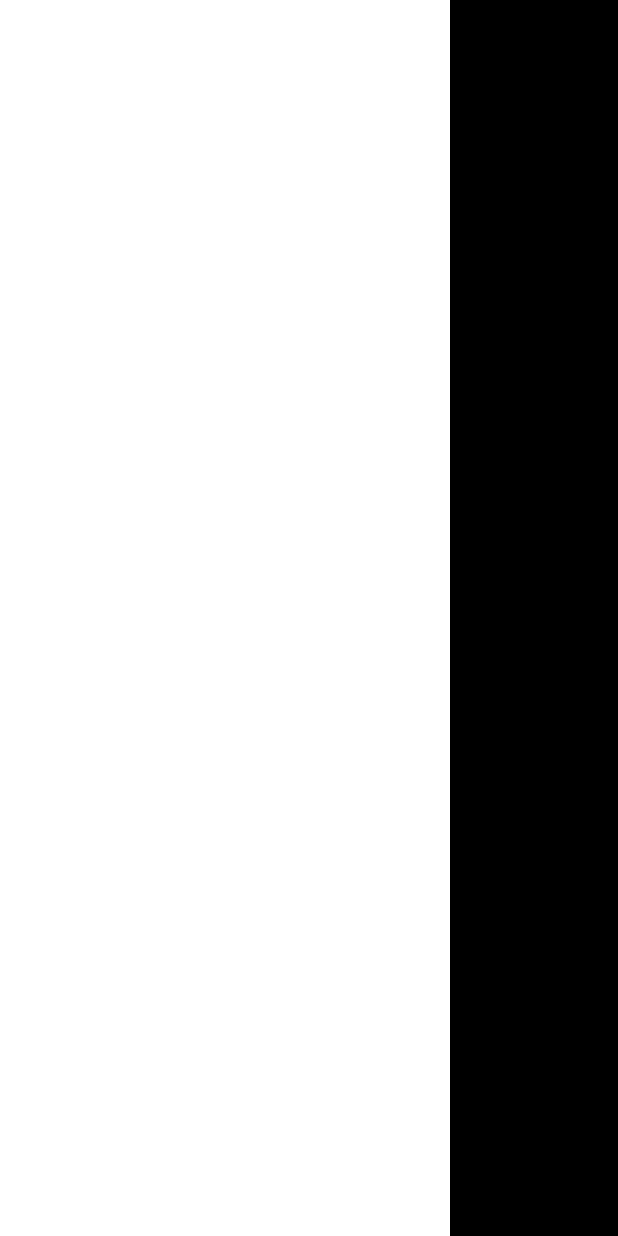
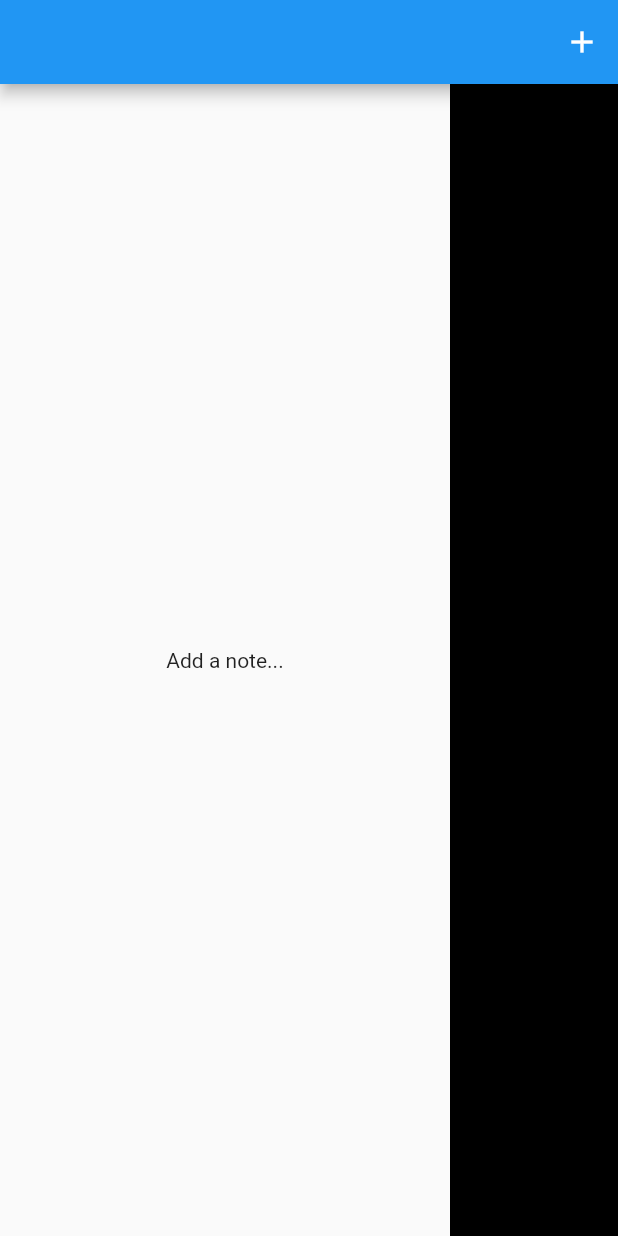
Before and after one commit to TDuffinNTU/Gnotes, a Flutter app: the screen it shows after launch, on a phone screen of 412 x 824 dp. Run offline on Flutter 3.47's test engine with Material 2 defaults, Android fonts, the phone set to English and light mode, and no system bars; our stand-ins replace flutter_riverpod, freezed_annotation; missing offline and left inert: adwaita, contextual_menu, libadwaita, libadwaita_bitsdojo; generated files the repository leaves out were written again.

Commit message:
god knows

```diff
--- a/lib/screens/home_screen.dart
+++ b/lib/screens/home_screen.dart
@@ -30,56 +30,46 @@ class MyHomePage extends ConsumerStatefulWidget {
 
 class _MyHomePageState extends ConsumerState<MyHomePage> {
   bool notesDrawerOpen = true;
+  // pull this out into a state management class imo
+  int selectedNote = -1;
 
   @override
   Widget build(BuildContext context) {
     List<NoteModel> notes = ref.watch(notesProvider);
-    return AdwScaffold(
-      start: [
-        SizedBox(
-          width: 300,
-          child: Padding(
-            padding: const EdgeInsets.only(right: 8.0),
-            child: Flex(
-              direction: Axis.horizontal,
-              mainAxisAlignment: MainAxisAlignment.spaceBetween,
-              children: [
-                AdwHeaderButton(
-                  onPressed: () => setState(() {
-                    notesDrawerOpen = !notesDrawerOpen;
-                  }),
-                  icon: const Icon(Icons.menu),
-                ),
-                const Text('Notes'),
-                AdwHeaderButton(
-                  icon: const Icon(Icons.add),
-                  onPressed: () {
-                    setState(() {
-                      notes.add(
+    return Scaffold(
+      appBar: AppBar(
+        actions: [
+          IconButton(
+            onPressed: () => notes.add(
               NoteModel(
-                          content: 'content',
+                content: "new note",
                 created: DateTime.now(),
               ),
-                      );
-                    });
-                  },
             ),
+            icon: const Icon(Icons.add),
+          )
         ],
       ),
-          ),
-        )
-      ],
-      actions: AdwActions().bitsdojo,
       body: Row(
         children: [
-          // ignore: prefer_const_constructors
           if (notesDrawerOpen) NotesDrawer(), // code smell?
-          Expanded(
+          NoteView(),
+        ],
+      ),
+    );
+  }
+}
+
+class NoteView extends StatelessWidget {
+  const NoteView({
+    Key? key,
+  }) : super(key: key);
+
+  @override
+  Widget build(BuildContext context) {
+    return Expanded(
       child: Container(
         color: Colors.black,
-            ),
-          ),
-        ],
       ),
     );
   }
@@ -96,7 +86,11 @@ class NotesDrawer extends ConsumerWidget {
 
     return SizedBox(
       width: 300,
-      child: ListView(
+      child: notes.isEmpty
+          ? const Center(
+              child: Text('Add a note...'),
+            )
+          : ListView(
               children: List.generate(
                 notes.length,
                 (index) => ListTile(
```
Also changed, not shown: 1 other file. Lines whose indentation alone changed are shown as unchanged.
